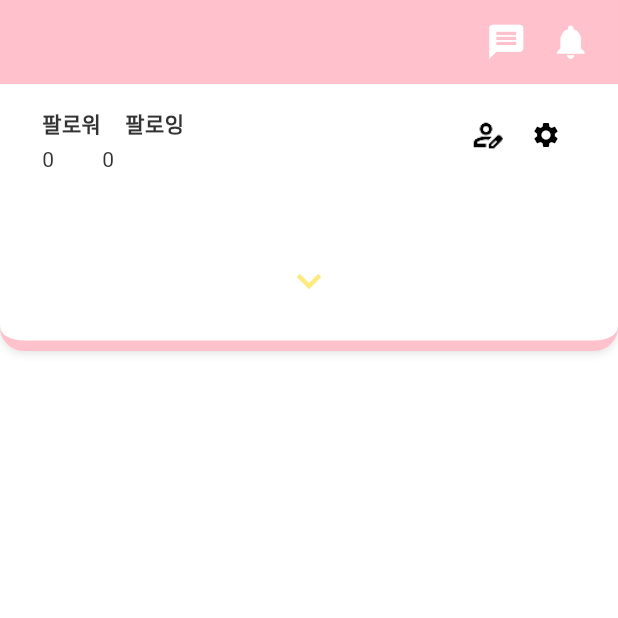
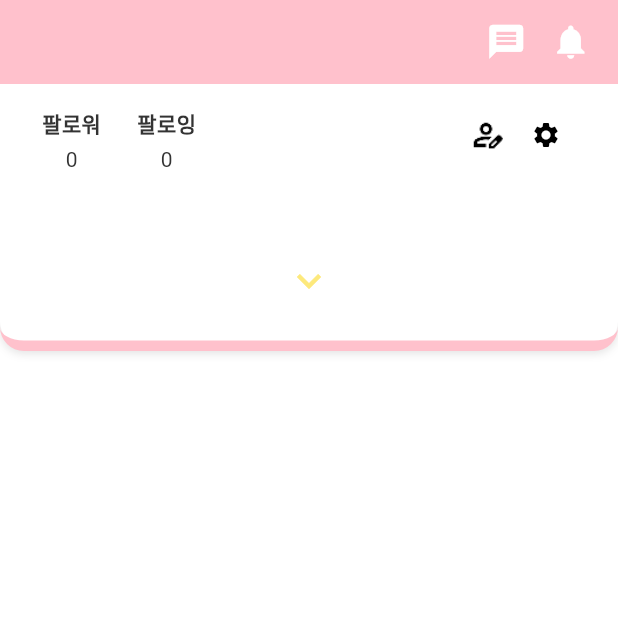
Before and after one commit to suikari/Wearly, a Flutter app: the HomePage screen opened directly, on a phone screen of 412 x 824 dp, the top half of it. Run offline on Flutter 3.47's test engine with Material 3 defaults, Android fonts, the light colour scheme and no system bars; our stand-ins replace app_links, cloud_firestore, file_picker, firebase_auth, firebase_core, firebase_storage and 12 more; missing offline and left inert: android_intent_plus, firebase_app_check, image_editor_plus, kakao_flutter_sdk_user, naver_login_sdk; accounts and stored records are empty; generated files the repository leaves out were written again; Roboto replaces fonts that are missing (IM_Hyemin).

Commit message:
2025-06-26 커밋 / 메인탭 글씨색상 수정, 유저페이지 팔로워, 팔로잉 수정, 코디페이지 키보드 오류 수정 ,

```diff
--- a/lib/main/mypage_tab.dart
+++ b/lib/main/mypage_tab.dart
@@ -437,60 +437,66 @@ class _MyPageWidgetState extends State<MyPageTab> {
                           // 좌측 상단 팔로워/팔로잉 표시
                           Padding(
                             padding: const EdgeInsets.only(left: 12, bottom: 8),
-                            child: Column(
-                              crossAxisAlignment: CrossAxisAlignment.start,
+                            child: Row(
                               children: [
-                                Row(
-                                  children: [
+                                // 팔로워 블럭
                                 GestureDetector(
                                   onTap: () {
                                     showFollowerFollowingDialog(
                                       context: context,
                                       userIds: List<String>.from(profile['follower'] ?? []),
                                       title: '팔로워',
-                                          onUserTap: widget.onUserTap, // 이미 상위에서 받은 콜백 넘김
+                                      onUserTap: widget.onUserTap,
                                     );
                                   },
-                                      child: Text(
+                                  child: Column(
+                                    mainAxisSize: MainAxisSize.min,
+                                    crossAxisAlignment: CrossAxisAlignment.center, // 텍스트와 숫자 모두 가운데 정렬
+                                    children: [
+                                      const Text(
                                         '팔로워',
                                         style: TextStyle(fontSize: 14, fontWeight: FontWeight.bold),
                                       ),
+                                      const SizedBox(height: 4),
+                                      Text(
+                                        '${followerCount ?? 0}',
+                                        style: const TextStyle(fontSize: 14),
                                       ),
-                                    SizedBox(width: 16),
+                                    ],
+                                  ),
+                                ),
+
+                                const SizedBox(width: 24), // 블럭 간 간격
+
+                                // 팔로잉 블럭
                                 GestureDetector(
                                   onTap: () {
                                     showFollowerFollowingDialog(
                                       context: context,
                                       userIds: List<String>.from(profile['following'] ?? []),
                                       title: '팔로잉',
-                                          onUserTap: widget.onUserTap, // 이미 상위에서 받은 콜백 넘김
+                                      onUserTap: widget.onUserTap,
                                     );
                                   },
-                                      child: Text(
+                                  child: Column(
+                                    mainAxisSize: MainAxisSize.min,
+                                    crossAxisAlignment: CrossAxisAlignment.center,
+                                    children: [
+                                      const Text(
                                         '팔로잉',
                                         style: TextStyle(fontSize: 14, fontWeight: FontWeight.bold),
                                       ),
-                                    ),
-                                  ],
-                                ),
                                       const SizedBox(height: 4),
-                                Row(
-                                  children: [
-                                    Text(
-                                      '${followerCount ?? 0}',
-                                      style: const TextStyle(fontSize: 14),
-                                    ),
-                                    const SizedBox(width: 32),
                                       Text(
                                         '${followingCount ?? 0}',
                                         style: const TextStyle(fontSize: 14),
                                       ),
                                     ],
                                   ),
+                                ),
                               ],
                             ),
                           ),
-
                           // 프로필 이미지 (중앙 정렬 유지)
                           Center(
                             child: Column(
```
Also changed, not shown: lib/main/home_content.dart (+8 -1 lines), lib/main/wearly_weather_card.dart (+50 -7 lines). Lines whose indentation alone changed are shown as unchanged.
